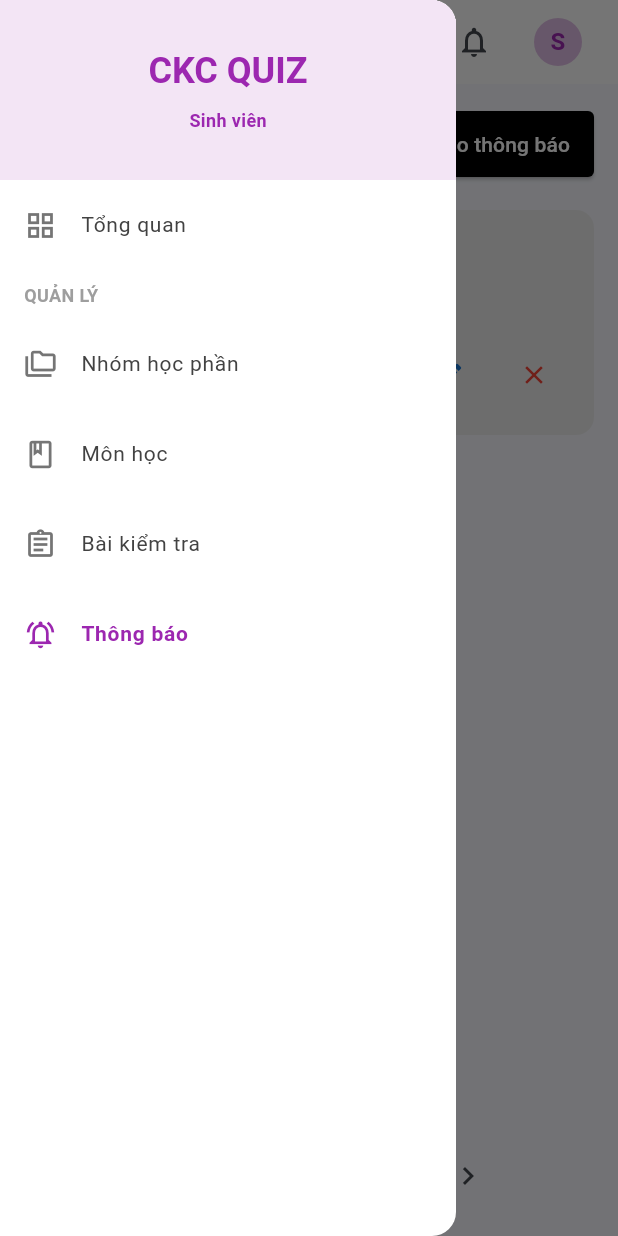
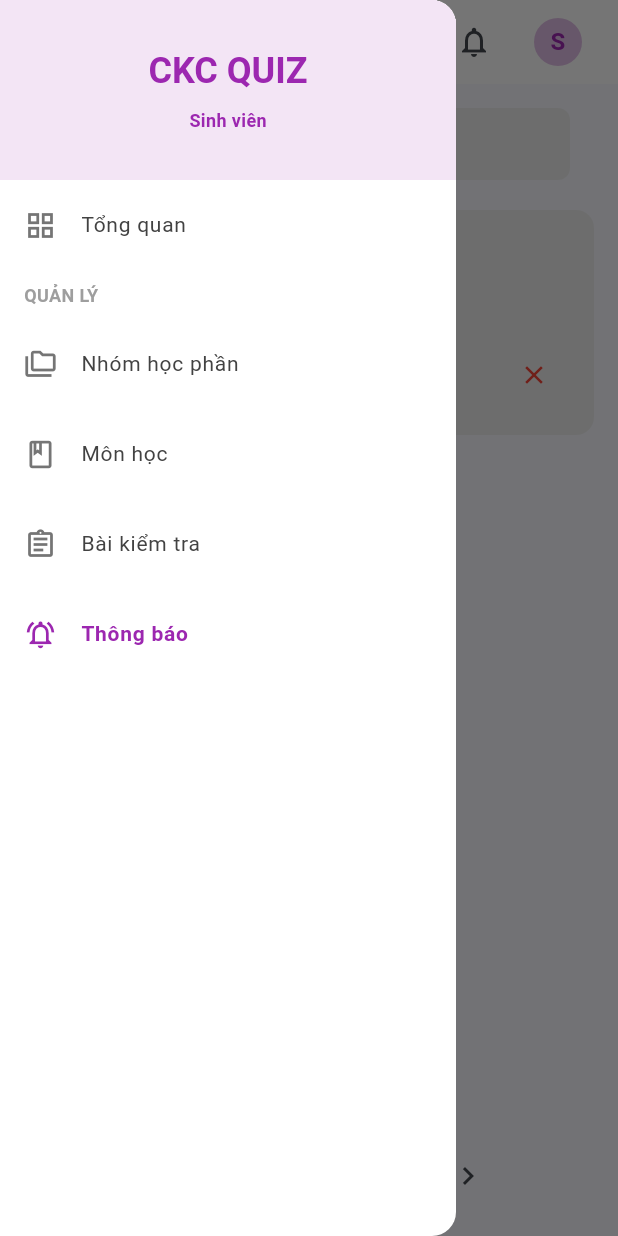
Before and after one commit to thongle321/CKCQUIZZ, a Flutter app: the ThongBaoScreen screen opened by its route, with the side drawer open, on a phone screen of 412 x 824 dp. Run offline on Flutter 3.47's test engine with Material 3 defaults, Android fonts, the light colour scheme and no system bars; our stand-ins replace flutter_riverpod, go_router, shared_preferences; accounts and stored records are empty.

Commit message:
sua thong bao

```diff
--- a/ckcandr/lib/views/sinhvien/thong_bao_screen.dart
+++ b/ckcandr/lib/views/sinhvien/thong_bao_screen.dart
@@ -42,39 +42,7 @@ class _ThongBaoScreenState extends ConsumerState<ThongBaoScreen> {
     super.dispose();
   }
 
-  void _createNotification() {
-    // TODO: Implement create notification logic
-    showDialog(
-      context: context,
-      builder: (context) => AlertDialog(
-        title: const Text('Tạo thông báo mới'),
-        content: const Text('Chức năng đang được phát triển'),
-        actions: [
-          TextButton(
-            onPressed: () => Navigator.pop(context),
-            child: const Text('Đóng'),
-          ),
-        ],
-      ),
-    );
-  }
 
-  void _editNotification(ThongBao thongBao) {
-    // TODO: Implement edit notification logic
-    showDialog(
-      context: context,
-      builder: (context) => AlertDialog(
-        title: const Text('Chỉnh sửa thông báo'),
-        content: Text('Chỉnh sửa thông báo: ${thongBao.tieuDe}'),
-        actions: [
-          TextButton(
-            onPressed: () => Navigator.pop(context),
-            child: const Text('Đóng'),
-          ),
-        ],
-      ),
-    );
-  }
 
   void _deleteNotification(ThongBao thongBao) {
     // TODO: Implement delete notification logic
@@ -135,19 +103,7 @@ class _ThongBaoScreenState extends ConsumerState<ThongBaoScreen> {
                 ),
                 const SizedBox(width: 16),
                 // Nút tạo thông báo mới
-                ElevatedButton.icon(
-                  onPressed: _createNotification,
-                  icon: const Icon(Icons.add),
-                  label: const Text('Tạo thông báo'),
-                  style: ElevatedButton.styleFrom(
-                    backgroundColor: Colors.black,
-                    foregroundColor: Colors.white,
-                    padding: const EdgeInsets.symmetric(vertical: 12, horizontal: 16),
-                    shape: RoundedRectangleBorder(
-                      borderRadius: BorderRadius.circular(4.0),
-                    ),
-                  ),
-                ),
+
               ],
             ),
             const SizedBox(height: 20),
@@ -206,17 +162,7 @@ class _ThongBaoScreenState extends ConsumerState<ThongBaoScreen> {
                               // Các nút tương tác
                               Row(
                                 children: [
-                                  IconButton(
-                                    icon: Icon(
-                                      Icons.edit_outlined,
-                                      color: Colors.blue.shade700,
-                                    ),
-                                    onPressed: () => _editNotification(thongBao),
-                                    tooltip: 'Chỉnh sửa',
-                                    constraints: const BoxConstraints(),
-                                    padding: const EdgeInsets.all(4),
-                                    iconSize: 20,
-                                  ),
+
                                   const SizedBox(width: 8),
                                   IconButton(
                                     icon: const Icon(
```
